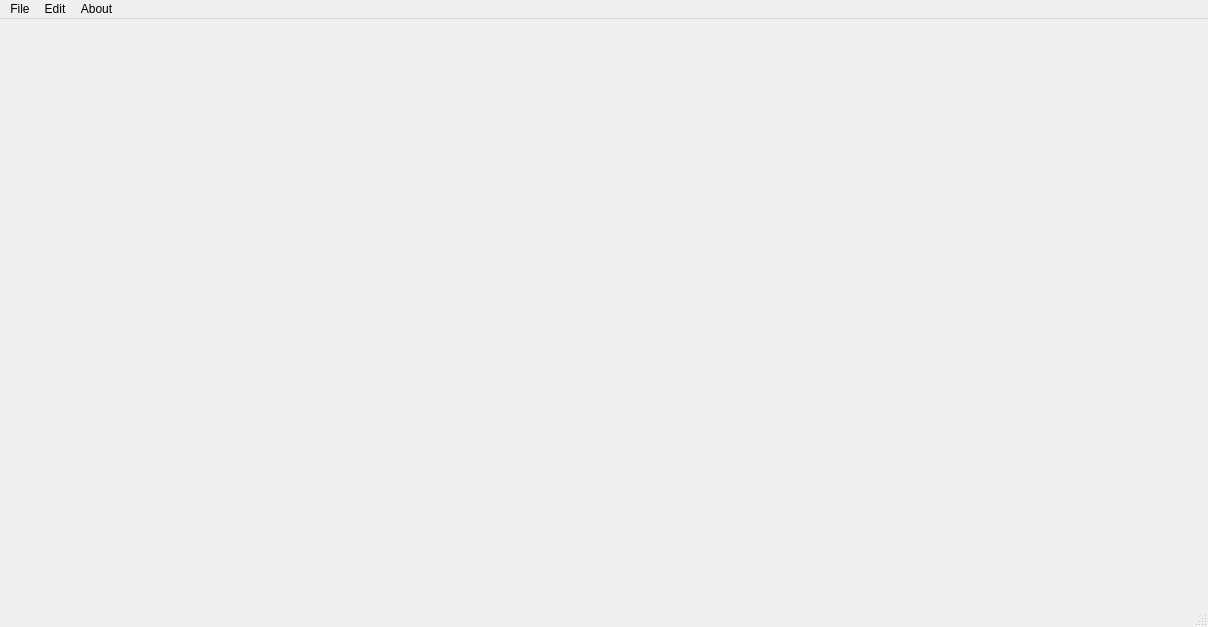
First picture: the form in mainwindow.ui, repository nabil-rady/XML-Editor, before the edit.
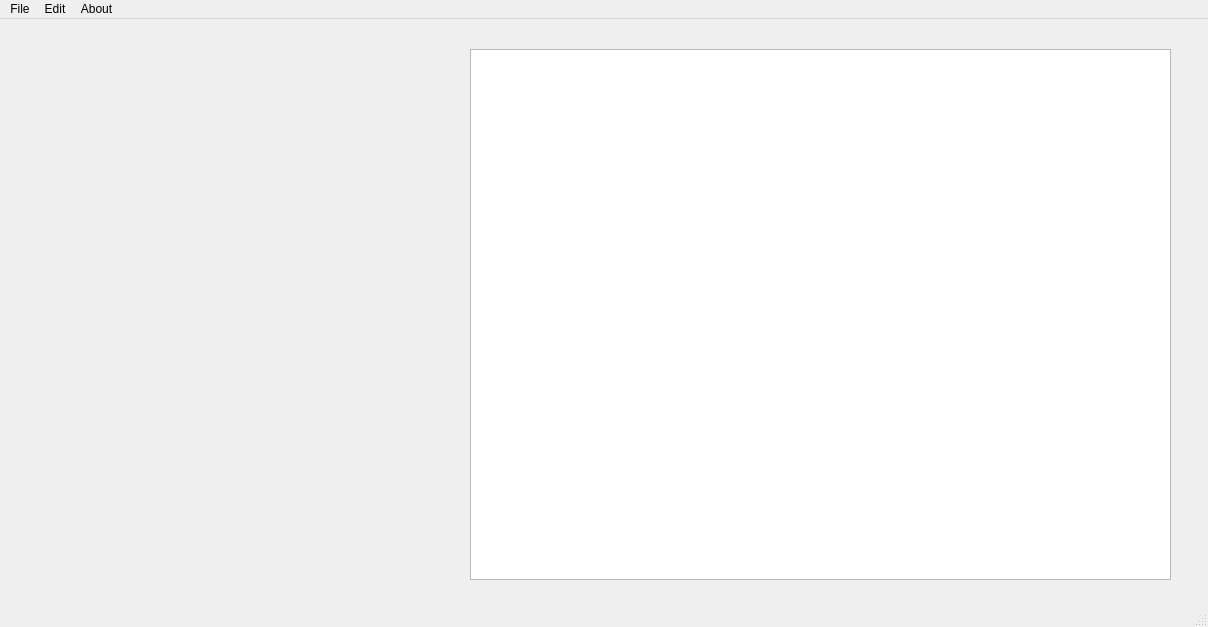
Second picture: the form after the edit. Icons and pictures are not drawn.

Diff of the .ui file:
```diff
--- a/mainwindow.ui
+++ b/mainwindow.ui
@@ -13,7 +13,18 @@
   <property name="windowTitle">
    <string>MainWindow</string>
   </property>
-  <widget class="QWidget" name="centralwidget"/>
+  <widget class="QWidget" name="centralwidget">
+   <widget class="QTextEdit" name="textEdit">
+    <property name="geometry">
+     <rect>
+      <x>470</x>
+      <y>30</y>
+      <width>701</width>
+      <height>531</height>
+     </rect>
+    </property>
+   </widget>
+  </widget>
   <widget class="QMenuBar" name="menubar">
    <property name="geometry">
     <rect>
```
Left out of the diff: 16 changed lines with no effect on the pictures.
